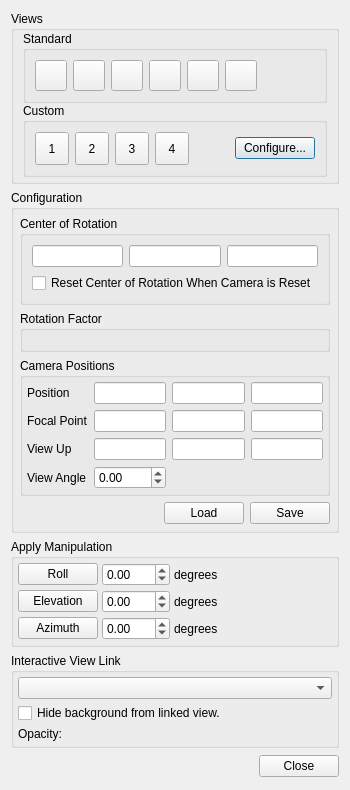
This is Qt/Components/Resources/UI/pqCameraDialog.ui in Kitware/ParaView as Qt 5 draws it before an edit. The edited form follows.
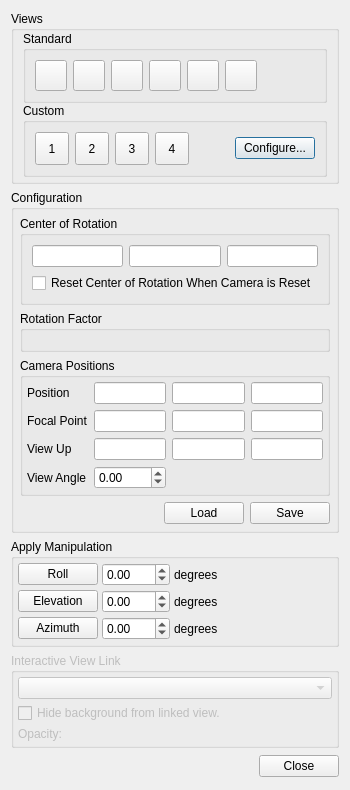
This is the edited form. Icons and pictures are not drawn. Custom widgets are drawn as their Qt base class.

Commit message:
Set InteractiveViewLinkGroup default visibility to false
Fix #17450

```diff
--- a/Qt/Components/Resources/UI/pqCameraDialog.ui
+++ b/Qt/Components/Resources/UI/pqCameraDialog.ui
@@ -658,6 +658,9 @@
      <property name="title">
       <string>Interactive View Link</string>
      </property>
+     <property name="enabled">
+      <bool>false</bool>
+     </property>
      <layout class="QGridLayout">
       <property name="margin">
        <number>4</number>
```
